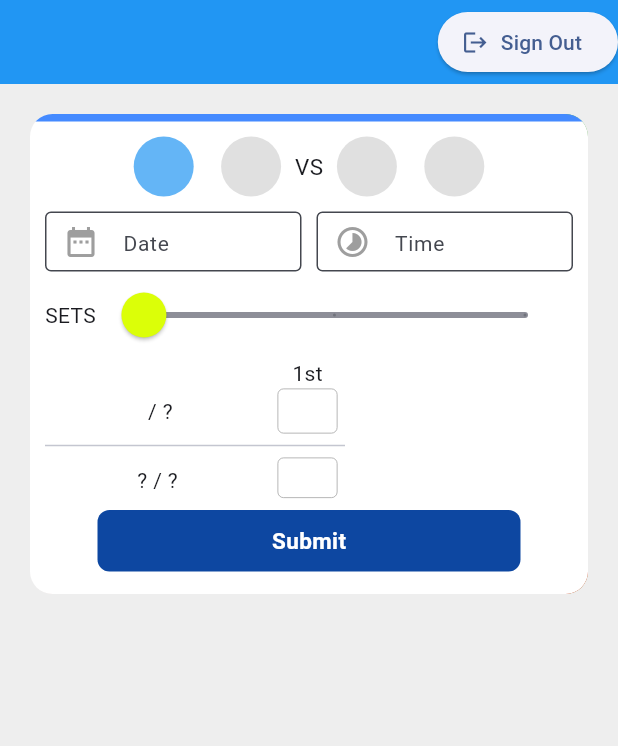
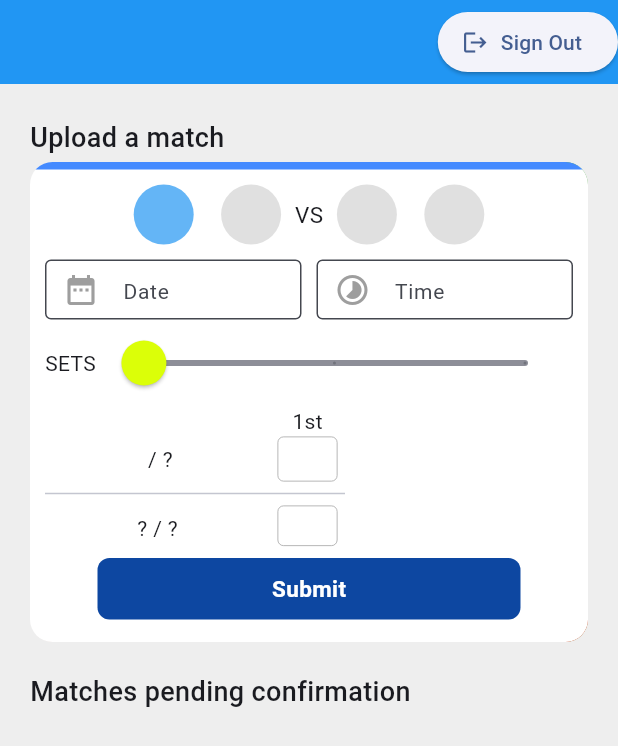
Before and after one commit to Nazareh/my-rating-mobile, a Flutter app: the screen it shows once a user with an empty profile is signed in, on a phone screen of 412 x 824 dp. Shown: the top 746 px of the screen. Run offline on Flutter 3.47's test engine with Material 3 defaults, Android fonts, the phone set to English and light mode, and no system bars; our stand-ins replace cloud_firestore, firebase_auth, firebase_core, flutter_svg, google_sign_in; missing offline and left inert: interval_time_picker; accounts and stored records are empty.

Commit message:
minor UI changes

```diff
--- a/lib/components/match_upload.dart
+++ b/lib/components/match_upload.dart
@@ -137,7 +137,16 @@ class _MatchUploadState extends State<MatchUpload> {
 
   @override
   Widget build(BuildContext context) {
-    return ClipRRect(
+    return Column(
+      crossAxisAlignment: CrossAxisAlignment.start,
+      children: [
+        Container(
+          margin: const EdgeInsets.symmetric(vertical: 3),
+          child: const Text('Upload a match',
+            textAlign: TextAlign.left,
+            style: TextStyle(fontSize: 18, fontWeight: FontWeight.w500),),
+        ),
+        ClipRRect(
           borderRadius: BorderRadius.circular(15.0),
           child: Container(
             constraints: const BoxConstraints(maxHeight: 320),
@@ -421,6 +430,8 @@ class _MatchUploadState extends State<MatchUpload> {
                               text: 'Submit')),
                     ])),
           ),
+        ),
+      ],
     );
   }
 }
--- a/lib/domain/player.dart
+++ b/lib/domain/player.dart
@@ -1,14 +1,16 @@
 class Player {
   String id;
   String name;
+  String? status;
   String? photoUrl;
 
-  Player({required this.id, required this.name, this.photoUrl});
+  Player({required this.id, required this.name, required this.status, this.photoUrl});
 
   factory Player.fromJson(Map<dynamic, dynamic> json) {
     return Player(
       id: json['id'],
       name: json['name'],
+      status: json['status'],
       photoUrl: json['photoUrl'] ?? '',
     );
   }
--- a/lib/screen/home_screen.dart
+++ b/lib/screen/home_screen.dart
@@ -32,9 +32,10 @@ class HomeScreen extends StatelessWidget {
                   loggedPlayer: Player(
                       id: user.uid,
                       name: user.displayName!,
+                      status: null,
                       photoUrl: user.photoURL),
                 ),
-                const MatchConfirmation(),
+                MatchConfirmation(loggedPlayerId: user.uid,),
               ],
             )),
       ),
--- /dev/null
+++ b/lib/util/match_utils.dart
@@ -0,0 +1,10 @@
+
+import 'package:my_rating_app_mobile/domain/player.dart';
+
+import '../domain/match.dart';
+
+Set<Player> matchPlayersAsSet(Match match){
+  return {
+    match.team1.player1, match.team1.player2, match.team2.player1, match.team2.player2
+  };
+}
--- a/pubspec.yaml
+++ b/pubspec.yaml
@@ -18,6 +18,7 @@ dependencies:
   interval_time_picker: ^2.0.0+5
   http: ^1.2.0
   cloud_firestore: ^4.15.8
+  intl: ^0.19.0
 
 dev_dependencies:
   flutter_test:
```
Also changed, not shown: lib/components/match_confirmation.dart (+97 -75 lines), pubspec.lock. Lines whose indentation alone changed are shown as unchanged.
